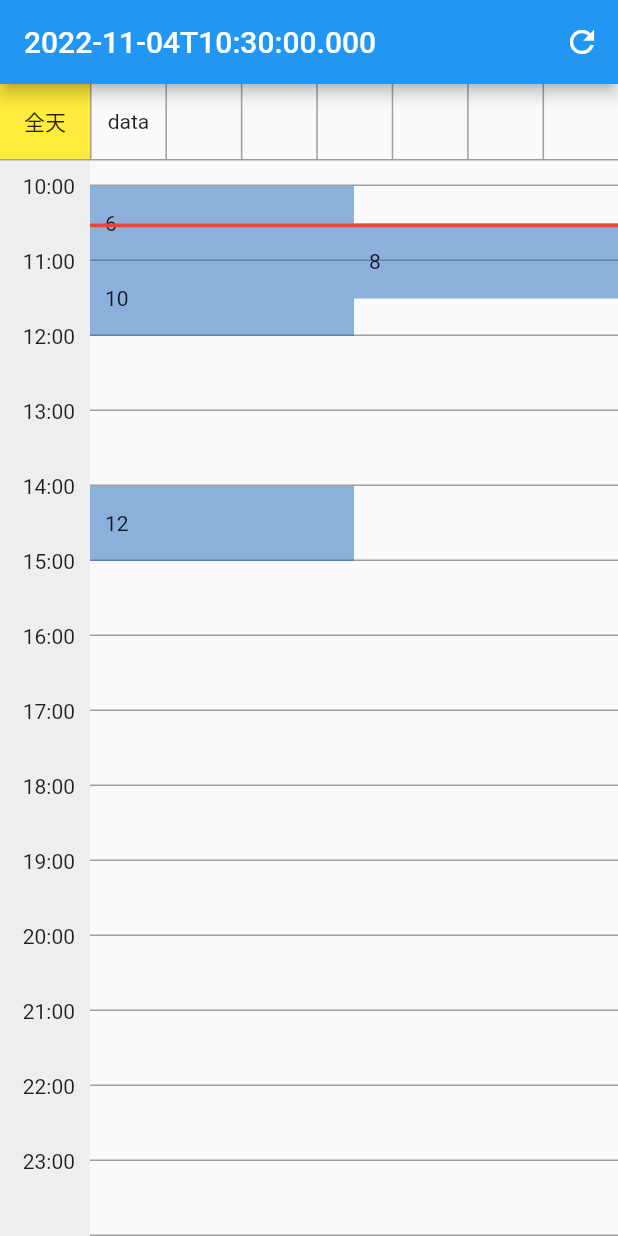
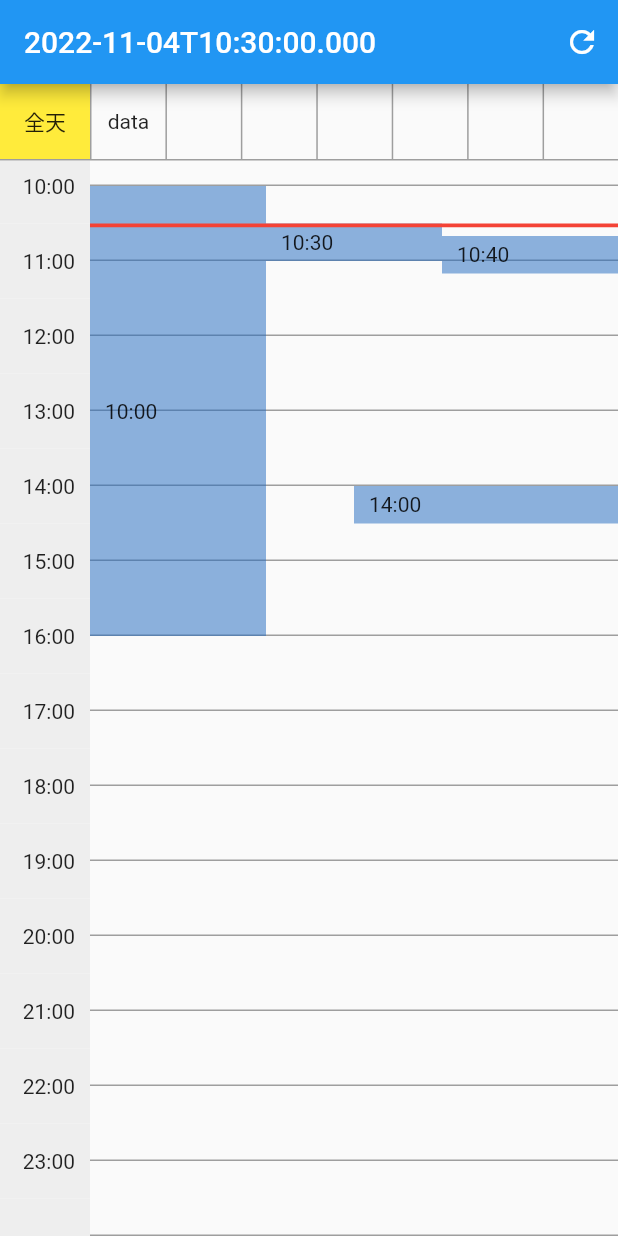
Before and after one commit to YangJ0720/flutter_app_shard, a Flutter app: the screen it shows after launch, scrolled down 533 dp, on a phone screen of 412 x 824 dp. Run offline on Flutter 3.47's test engine with Material 2 defaults, Android fonts, the phone set to English and light mode, and no system bars.

Commit message:
优化数据显示逻辑

```diff
--- a/lib/home.dart
+++ b/lib/home.dart
@@ -84,10 +84,12 @@ class _HomeState extends State<Home> {
       //
       // adapter.add(ScaleWrap('去睡觉1', DateTime(2022, 8, 30, 23), null));
       //
-      adapter.add(ScaleWrap('6', DateTime(2022, 8, 30, 10), DateTime(2022, 8, 30, 10)));
-      adapter.add(ScaleWrap('8', DateTime(2022, 8, 30, 10, 30), DateTime(2022, 8, 30, 10, 30)));
-      adapter.add(ScaleWrap('10', DateTime(2022, 8, 30, 11), null));
-      adapter.add(ScaleWrap('12', DateTime(2022, 8, 30, 14), null));
+      adapter.add(ScaleWrap('10:00', DateTime(2022, 8, 30, 10, 0), DateTime(2022, 8, 30, 16, 0)));
+      adapter.add(ScaleWrap('10:30', DateTime(2022, 8, 30, 10, 30), DateTime(2022, 8, 30, 10, 30)));
+      adapter.add(ScaleWrap('10:40', DateTime(2022, 8, 30, 10, 40), DateTime(2022, 8, 30, 10, 40)));
+      // adapter.add(ScaleWrap('11:00', DateTime(2022, 8, 30, 11), null));
+      // adapter.add(ScaleWrap('11:05', DateTime(2022, 8, 30, 11, 5), null));
+      adapter.add(ScaleWrap('14:00', DateTime(2022, 8, 30, 14), null));
       // adapter.add(ScaleWrap('6', DateTime(2022, 8, 30, 18), DateTime(2022, 8, 30, 19)));
       // adapter.add(ScaleWrap('6', DateTime(2022, 8, 30, 18, 1), DateTime(2022, 8, 30, 20, 1)));
       // adapter.add(ScaleWrap('6', DateTime(2022, 8, 30, 18, 2), DateTime(2022, 8, 30, 20, 2)));
--- a/lib/scale/adapter/scale_adapter.dart
+++ b/lib/scale/adapter/scale_adapter.dart
@@ -43,7 +43,12 @@ class ScaleAdapter {
           ScaleWrap? item = prevValue[i];
           if (item == null || sdt.compareTo(item.getEdt) >= 0) {
             if (currentValue == null) {
-              scaleWrap.index = 0;
+              // 将上一个时间点的数据添加到当前时间点
+              _hashMap[currentKey] = [];
+              _hashMap[currentKey]?.addAll(prevValue);
+              _hashMap[prevKey]?.add(null);
+              //
+              scaleWrap.index = prevLen;
               _put(currentKey, scaleWrap);
             } else {
               scaleWrap.index = i;
@@ -111,8 +116,8 @@ class ScaleAdapter {
   }
 
   int checked(DateTime sdt, DateTime edt) {
-    var hour = sdt.hour;
-    int hours = edt.difference(sdt).inHours;
+    var hour = sdt.hour - 1;
+    int hours = edt.difference(sdt).inHours + 1;
     int max = 1;
     for (int i = 0; i <= hours; i++) {
       var key = hour + i;
--- a/lib/scale/view/scale_event_view.dart
+++ b/lib/scale/view/scale_event_view.dart
@@ -58,7 +58,7 @@ class ScaleEventView extends StatelessWidget {
             child: Text(element.title, overflow: TextOverflow.ellipsis),
             color: Color.fromRGBO(r, g, b, opacity),
             padding: const EdgeInsets.only(left: 10),
-            width: width / max,
+            width: width / len,
             height: itemHeight * element.differenceInHoursToDouble(),
           ),
           onTap: () {
@@ -66,7 +66,7 @@ class ScaleEventView extends StatelessWidget {
             Navigator.push(context, route);
           },
         ),
-        left: width / max * index,
+        left: width / len * index,
         top: itemHeight / 2 + (h + m / 60) * itemHeight + itemHeight / 2,
       ));
     });
--- a/lib/scale/wrap/scale_wrap.dart
+++ b/lib/scale/wrap/scale_wrap.dart
@@ -28,11 +28,16 @@ class ScaleWrap {
 
   double differenceInHoursToDouble() {
     DateTime? e = edt;
-    if (e == null) return 1;
+    if (e == null) return 0.5;
     var hours = ((e.hour * 60 + e.minute) - (sdt.hour * 60 + sdt.minute)) / 60;
-    if (hours < 1) {
-      hours = 1;
+    // if (hours < 1) {
+    //   hours = 1;
+    // }
+    //
+    if (hours < 0.5) {
+      hours = 0.5;
     }
+    //
     return hours;
   }
 
```
